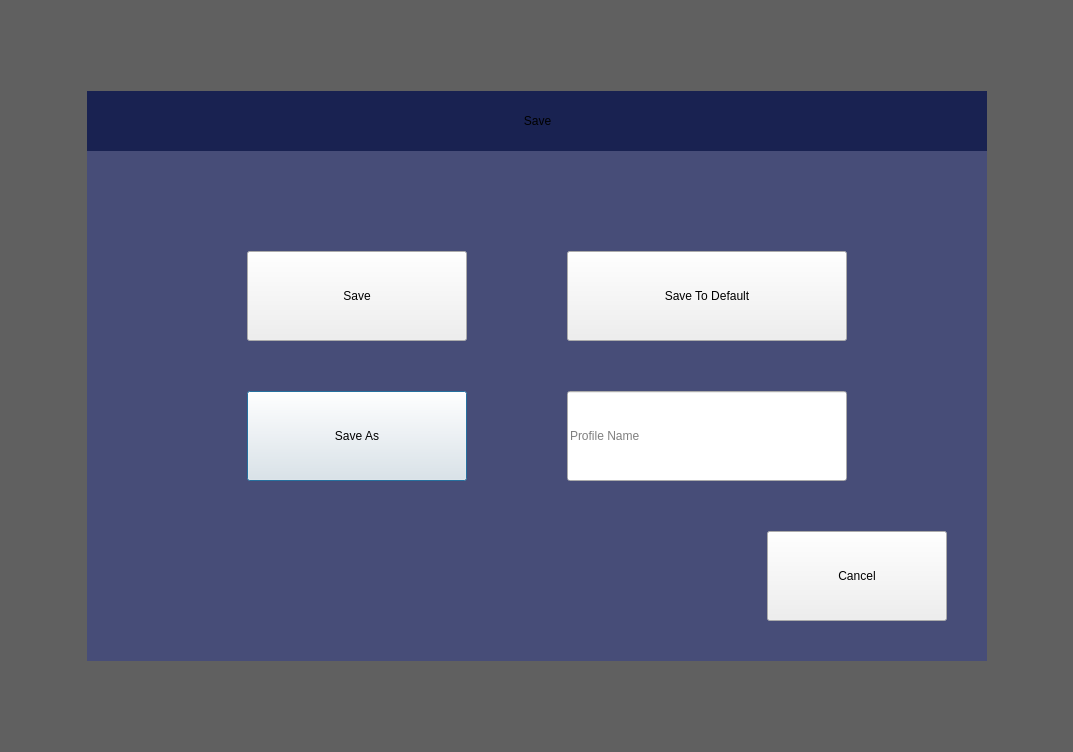
Before: the Qt Designer form savedialog.ui in wangmeng08/BCI, drawn with Qt 5.
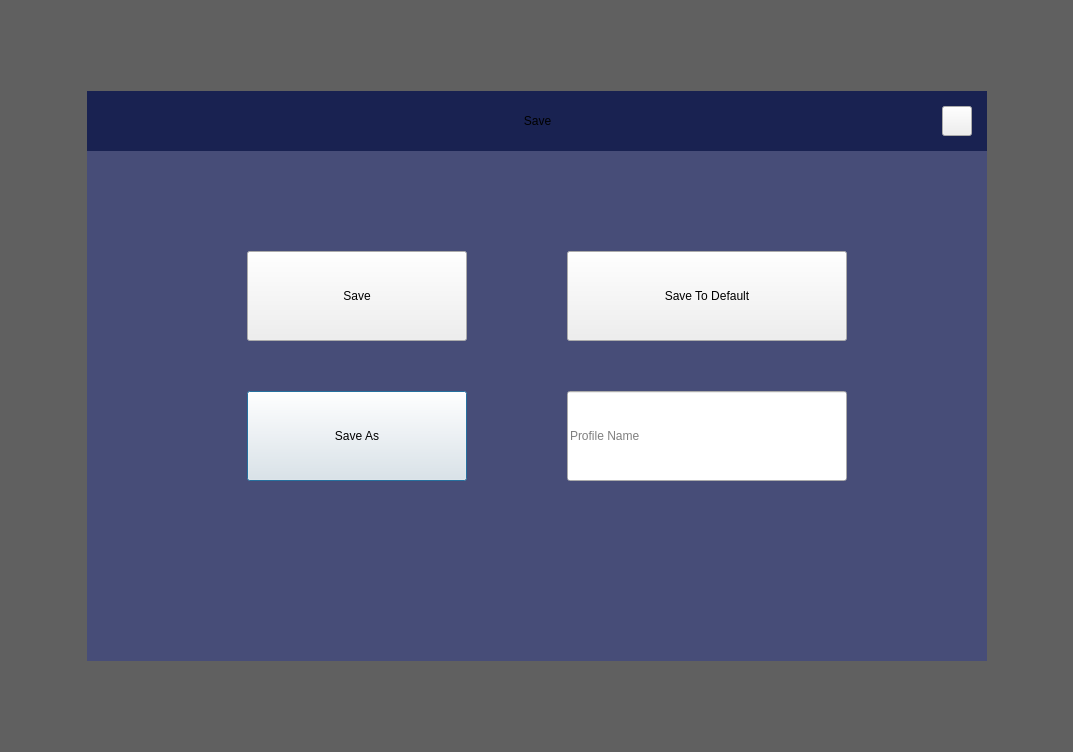
After: the same form once the commit is applied.

What changed in the file:
```diff
--- a/savedialog.ui
+++ b/savedialog.ui
@@ -203,16 +203,16 @@
         <widget class="QPushButton" name="btnCancel">
          <property name="geometry">
           <rect>
-           <x>680</x>
-           <y>440</y>
-           <width>180</width>
-           <height>90</height>
+           <x>855</x>
+           <y>15</y>
+           <width>30</width>
+           <height>30</height>
           </rect>
          </property>
          <property name="minimumSize">
           <size>
-           <width>180</width>
-           <height>90</height>
+           <width>26</width>
+           <height>26</height>
           </size>
          </property>
          <property name="maximumSize">
@@ -222,7 +222,7 @@
           </size>
          </property>
          <property name="text">
-          <string>Cancel</string>
+          <string/>
          </property>
         </widget>
         <widget class="QPushButton" name="btnConfirm">
```
